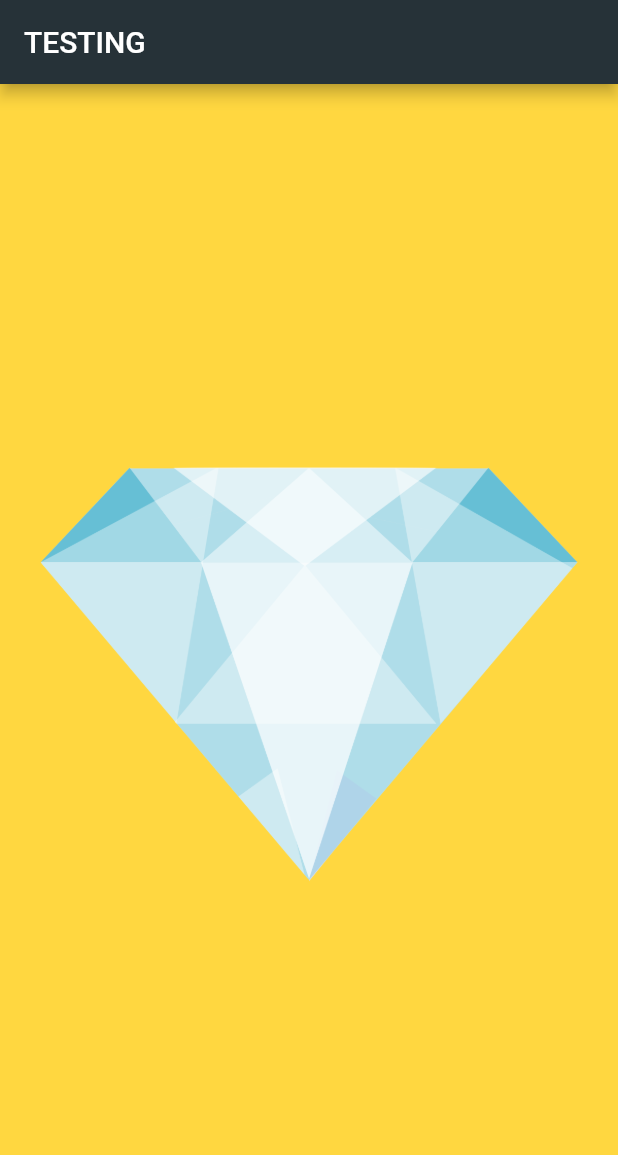
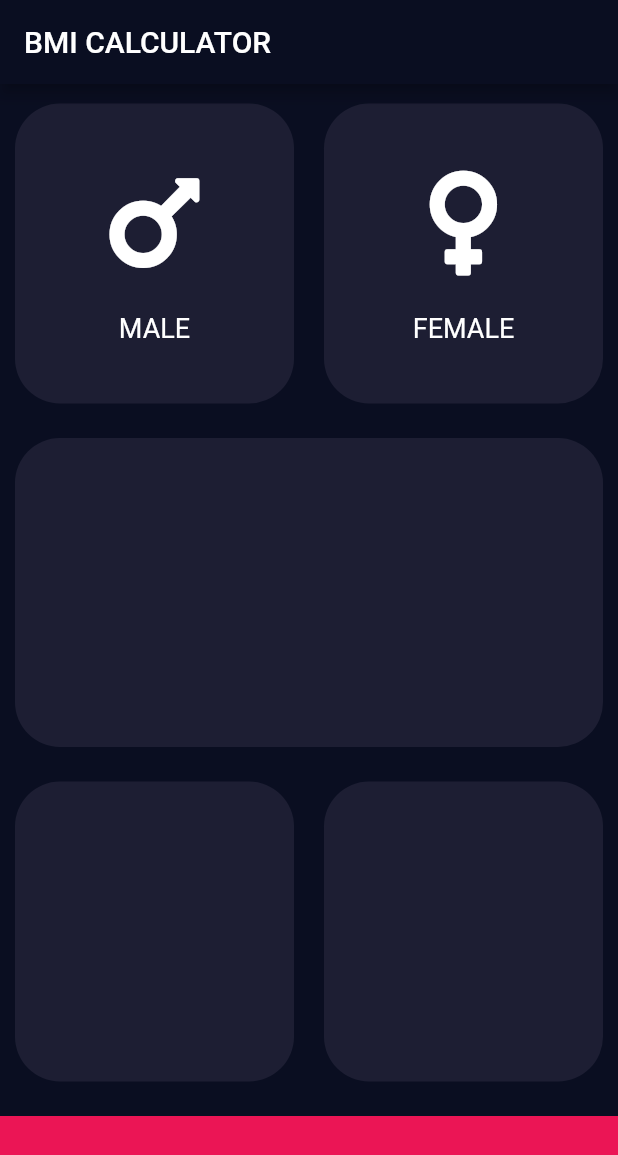
Before and after one commit to chadchiukc/my_first_flutter, a Flutter app: the screen it shows after launch, on a phone screen of 412 x 824 dp. Shown: the top 1155 px of the screen. Run offline on Flutter 3.47's test engine with Material 2 defaults, Android fonts, the phone set to English and light mode, and no system bars; our stand-ins replace font_awesome_flutter.

Commit message:
update reusable component

```diff
--- /dev/null
+++ b/lib/input_page.dart
@@ -0,0 +1,113 @@
+import 'package:flutter/material.dart';
+import 'package:font_awesome_flutter/font_awesome_flutter.dart';
+
+const double bottomContainerHeight = 80;
+const Color cardColor = Color(0xFF1D1E33);
+
+class InputPage extends StatefulWidget {
+  @override
+  _InputPageState createState() => _InputPageState();
+}
+
+class _InputPageState extends State<InputPage> {
+  @override
+  Widget build(BuildContext context) {
+    return Scaffold(
+      appBar: AppBar(
+        title: Text('BMI CALCULATOR'),
+      ),
+      body: Column(
+        crossAxisAlignment: CrossAxisAlignment.stretch,
+        children: [
+          Expanded(
+            child: Row(
+              children: [
+                Expanded(
+                    child: BodyWidget(
+                  color: cardColor,
+                  cardChild: IconContent(
+                    FontAwesomeIcons.mars,
+                    'MALE',
+                  ),
+                )),
+                Expanded(
+                    child: BodyWidget(
+                  color: cardColor,
+                  cardChild: IconContent(
+                    FontAwesomeIcons.venus,
+                    'FEMALE',
+                  ),
+                )),
+              ],
+            ),
+          ),
+          Expanded(child: BodyWidget(color: cardColor)),
+          Expanded(
+            child: Row(
+              children: [
+                Expanded(child: BodyWidget(color: cardColor)),
+                Expanded(child: BodyWidget(color: cardColor)),
+              ],
+            ),
+          ),
+          Container(
+            color: Color(0XFFEB1555),
+            width: double.infinity,
+            height: bottomContainerHeight,
+            margin: EdgeInsets.only(top: 10),
+          )
+        ],
+      ),
+    );
+  }
+}
+
+class IconContent extends StatelessWidget {
+  IconContent(this.iconSelected, this.iconText);
+
+  final iconSelected;
+  final String iconText;
+
+  @override
+  Widget build(BuildContext context) {
+    return Column(
+      mainAxisAlignment: MainAxisAlignment.center,
+      children: [
+        Icon(
+          iconSelected,
+          size: 80,
+        ),
+        SizedBox(
+          height: 20,
+        ),
+        Text(
+          iconText,
+          style: TextStyle(
+            fontSize: 18,
+          ),
+        )
+      ],
+    );
+  }
+}
+
+class BodyWidget extends StatelessWidget {
+  BodyWidget({@required this.color, this.cardChild});
+
+  final Color color;
+  final Widget cardChild;
+
+  @override
+  Widget build(BuildContext context) {
+    return Container(
+      child: cardChild,
+      height: 200,
+      width: 170,
+      margin: EdgeInsets.all(10),
+      decoration: BoxDecoration(
+        color: Color(0xFF1D1E33),
+        borderRadius: BorderRadius.circular(30),
+      ),
+    );
+  }
+}
--- a/lib/main.dart
+++ b/lib/main.dart
@@ -1,18 +1,17 @@
 import 'package:flutter/material.dart';
+import 'input_page.dart';
 
-void main() {
-  runApp(MaterialApp(
-    home: Scaffold(
-      appBar: AppBar(
-        title: Text('TESTING'),
-        backgroundColor: Colors.blueGrey[900],
+void main() => runApp(BMICalculator());
+
+class BMICalculator extends StatelessWidget {
+  @override
+  Widget build(BuildContext context) {
+    return MaterialApp(
+      theme: ThemeData.dark().copyWith(
+        primaryColor: Color(0xFF0A0E21),
+        scaffoldBackgroundColor: Color(0xFF0A0E21),
       ),
-      backgroundColor: Colors.amberAccent,
-      body: Center(
-        child: Image(
-          image: AssetImage('images/diamond.png'),
-        ),
-      ),
-    ),
-  ));
+      home: InputPage(),
+    );
+  }
 }
```
Also changed, not shown: pubspec.yaml (+7 -7 lines), images/dice1.png (added), images/dice2.png (added), images/dice3.png (added), images/dice4.png (added), images/dice5.png (added), images/dice6.png (added), pubspec.lock, 2 other files.
